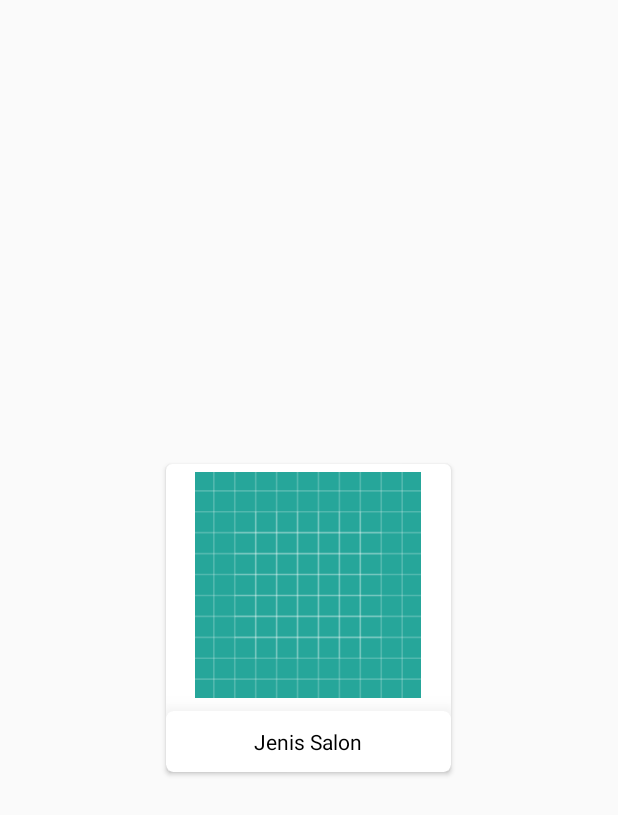
After one commit to RickyOW/Tubes, an Android app: the layout item_admin_salon.xml on its own in the app's theme, with its tools: preview values and no code run, on a phone screen of 412 x 824 dp. The commit adds this screen. Shown: the top 815 px of the screen. Run offline under Robolectric (Android 15) with nearby library versions, the phone set to English and light mode, and no system bars.

```diff
--- a/Antrian/app/src/main/java/com/ricky/com/gosalon/Rest/ApiClient.java
+++ b/Antrian/app/src/main/java/com/ricky/com/gosalon/Rest/ApiClient.java
@@ -10,8 +10,8 @@ import retrofit2.converter.gson.GsonConverterFactory;
  * Created by alhamdulillah on 10/23/16.
  */
 public class ApiClient {
-    public static final String BASE_URL = "http://192.168.88.18/rest_server_gosalon/index.php/";
-    public static final String  IMG = "http://192.168.88.18/rest_server_gosalon/image/";
+    public static final String BASE_URL = "http://192.168.1.34/rest_server_gosalon/index.php/";
+    public static final String  IMG = "http://192.168.1.34/rest_server_gosalon/image/";
     //public static final String BASE_upload = "http://192.168.1.4/rest_server_gosalon/application/";
     private static Retrofit retrofit = null;
     public static Retrofit getClient() {
--- a/Antrian/app/src/main/res/layout/fragment_admin_user.xml
+++ b/Antrian/app/src/main/res/layout/fragment_admin_user.xml
@@ -8,7 +8,9 @@
 
     <android.support.v7.widget.RecyclerView
         android:layout_width="match_parent"
-        android:layout_height="match_parent"/>
+        android:layout_height="match_parent"
+        android:id="@+id/RvFragmantUser"
+        />
 
 
 </FrameLayout>
--- /dev/null
+++ b/Antrian/app/src/main/res/layout/item_admin_salon.xml
@@ -0,0 +1,50 @@
+<?xml version="1.0" encoding="utf-8"?>
+<android.support.v7.widget.CardView xmlns:android="http://schemas.android.com/apk/res/android"
+    xmlns:app="http://schemas.android.com/apk/res-auto"
+    android:layout_width="190dp"
+    android:layout_height="205dp"
+    android:layout_margin="5dp"
+    app:cardCornerRadius="4dp"
+    android:layout_gravity="center">
+
+
+    <LinearLayout
+        android:orientation="vertical"
+        android:layout_width="match_parent"
+        android:layout_height="match_parent"
+        android:gravity="center"
+        android:weightSum="2">
+
+        <ImageView
+            android:id="@+id/imgHome"
+            android:layout_marginTop="5dp"
+            android:layout_marginBottom="5dp"
+            android:layout_weight="1"
+            android:layout_width="180dp"
+            android:layout_height="145dp"
+            android:scaleType="fitCenter"
+            android:src="@drawable/ic_launcher_background"
+            />
+
+        <android.support.v7.widget.CardView
+            android:layout_weight="1"
+            android:layout_marginTop="3dp"
+            android:layout_width="match_parent"
+            android:layout_height="35dp"
+            app:cardCornerRadius="5dp"
+            app:cardPreventCornerOverlap="true"
+            app:cardElevation="20dp"
+            app:cardMaxElevation="30dp">
+
+            <TextView
+                android:id="@+id/txtTempat"
+                android:layout_gravity="center"
+                android:layout_width="wrap_content"
+                android:layout_height="wrap_content"
+                android:text="Jenis Salon"
+                android:textColor="#000"/>
+        </android.support.v7.widget.CardView>
+
+    </LinearLayout>
+
+</android.support.v7.widget.CardView>
--- a/Antrian/app/src/main/res/values/styles.xml
+++ b/Antrian/app/src/main/res/values/styles.xml
@@ -1,7 +1,7 @@
 <resources>
 
     <!-- Base application theme. -->
-    <style name="AppTheme" parent="Theme.AppCompat.Light.DarkActionBar">
+    <style name="AppTheme" parent="Theme.AppCompat.Light.NoActionBar">
         <!-- Customize your theme here. -->
         <item name="colorPrimary">@color/colorPrimary</item>
         <item name="colorPrimaryDark">@color/colorPrimaryDark</item>
```
Also changed, not shown: Antrian/app/src/main/java/com/ricky/com/gosalon/Adapter/RVAdminUser.java (added, +69 -0 lines), Antrian/app/src/main/java/com/ricky/com/gosalon/Adapter/RVSalon.java (added, +64 -0 lines), Antrian/app/src/main/java/com/ricky/com/gosalon/Admin/AdminHomeActivity.java (deleted, +0 -15 lines), Antrian/app/src/main/java/com/ricky/com/gosalon/Admin/UserFragment.java (+43 -2 lines), Antrian/app/src/main/res/layout/activity_admin_home.xml (deleted, +0 -25 lines), Antrian/app/src/main/res/layout/fragment_admin_salon.xml (+3 -5 lines), Antrian/app/src/main/res/layout/item_admin_user.xml (added, +39 -0 lines).
